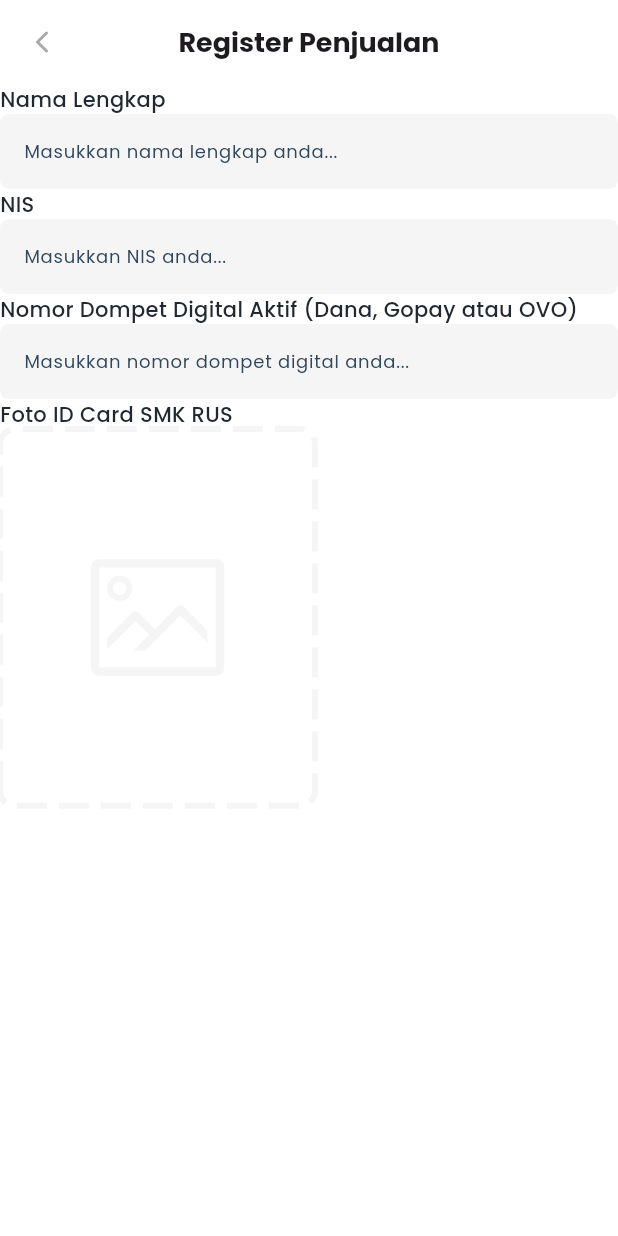
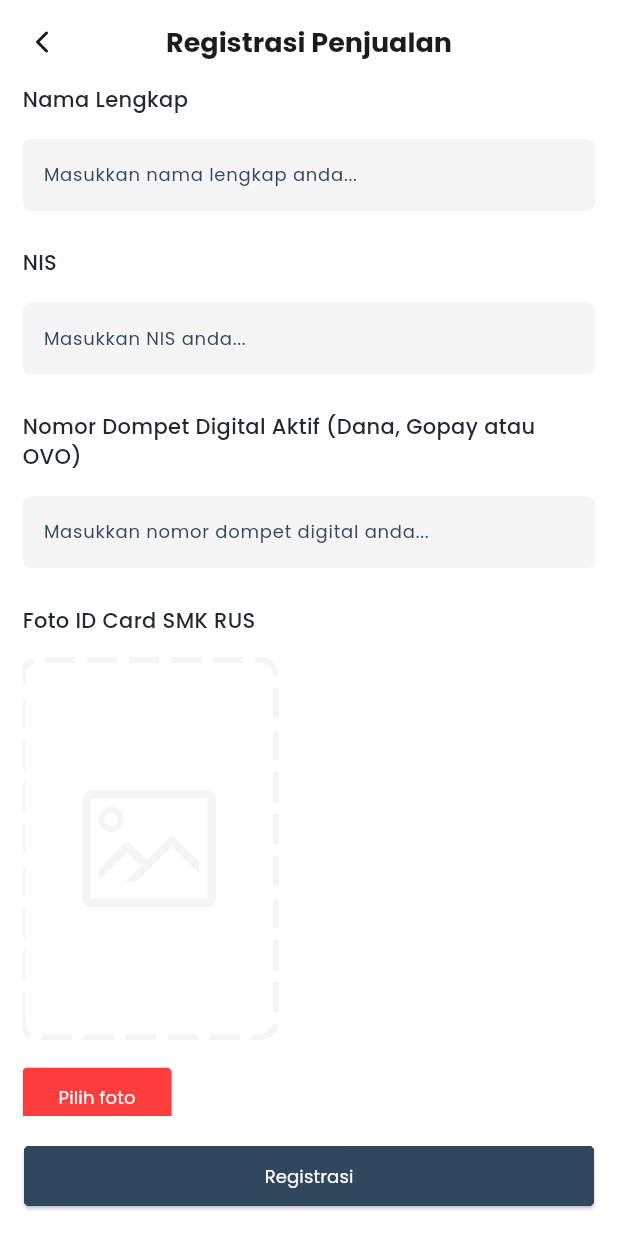
Before and after one commit to AufaNajid/RusConsign, a Flutter app: the RegisterSeller screen opened by its route, on a phone screen of 412 x 824 dp. Run offline on Flutter 3.47's test engine with Material 3 defaults, Android fonts, the phone set to English and light mode, and no system bars; drawn by our look-alikes of dotted_border; our stand-ins replace carousel_slider, firebase_auth, firebase_core, flutter_feather_icons, flutter_svg, get and 3 more; accounts and stored records are empty; network calls fail.

Commit message:
feat [Y2] Register Seller Page checkpoint

```diff
--- a/lib/registerSeller/register_seller.dart
+++ b/lib/registerSeller/register_seller.dart
@@ -1,8 +1,8 @@
 import 'package:dotted_border/dotted_border.dart';
 import 'package:flutter/material.dart';
-import 'package:flutter_feather_icons/flutter_feather_icons.dart';
+import 'package:flutter/widgets.dart';
 import 'package:flutter_svg/svg.dart';
-import 'package:rusconsign/detailPage/widgets/komponen.dart';
+import 'package:rusconsign/registerSeller/widgets/appbar.dart';
 import 'package:rusconsign/registerSeller/widgets/customtextfield.dart';
 import 'package:rusconsign/utils/app_responsive.dart';
 import 'package:rusconsign/utils/colors.dart';
@@ -14,30 +14,90 @@ class RegisterSeller extends StatelessWidget {
   @override
   Widget build(BuildContext context) {
     return Scaffold(
-      appBar: CustomAppBar(title: "Register Penjualan"),
+      bottomNavigationBar: BottomAppBar(
+        surfaceTintColor: Colors.transparent,
+    color: Colors.transparent,
+    child: Row(
+                children: [
+                  Expanded(
+                    child: ElevatedButton(
+                      onPressed: () {},
+                      style: ElevatedButton.styleFrom(
+                          backgroundColor: AppColors.button2,
+                          shape: BeveledRectangleBorder(
+                              borderRadius: BorderRadius.circular(2))),
+                      child: Text(
+                        "Registrasi",
+                        style: AppTextStyle().description(AppColors.background),
+                      ),
+                    ),
+                  ),
+                ],
+              )
+  ),
+      appBar: AppBarRegisterSeller(title: "Registrasi Penjualan"),
       backgroundColor: AppColors.background,
-      body: SingleChildScrollView(
+      body: Padding(
+        padding: const EdgeInsets.symmetric(horizontal: 15),
+        child: SingleChildScrollView(
           child: Column(
             crossAxisAlignment: CrossAxisAlignment.start,
+            children: [
+              Column(
+                crossAxisAlignment: CrossAxisAlignment.start,
+                mainAxisAlignment: MainAxisAlignment.spaceBetween,
                 children: [
                   Text(
                     "Nama Lengkap",
                     style: AppTextStyle().subHeader(AppColors.titleLine),
                   ),
-            TextFieldRegisterSeller(hintText: "Masukkan nama lengkap anda...",),
+                  SizedBox(
+                    height: AppResponsive().screenHeight(context)*0.02,
+                  ),
+                  TextFieldRegisterSeller(
+                hintText: "Masukkan nama lengkap anda...",
+              ),
+              SizedBox(height: AppResponsive().screenHeight(context)*0.03,)
+                ],
+              ),
+              Column(
+                crossAxisAlignment: CrossAxisAlignment.start,
+                mainAxisAlignment: MainAxisAlignment.spaceBetween,
+                children: [
                   Text(
                     "NIS",
                     style: AppTextStyle().subHeader(AppColors.titleLine),
                   ),
-            TextFieldRegisterSeller(hintText: "Masukkan NIS anda...",),
+                  SizedBox(
+                    height: AppResponsive().screenHeight(context)*0.02,
+                  ),
+                  TextFieldRegisterSellerNumber(
+                hintText: "Masukkan NIS anda...",
+              ),
+              SizedBox(height: AppResponsive().screenHeight(context)*0.03,)
+                ],
+              ),
+              Column(
+                crossAxisAlignment: CrossAxisAlignment.start,
+                mainAxisAlignment: MainAxisAlignment.spaceBetween,
+                children: [
                   Text(
                     "Nomor Dompet Digital Aktif (Dana, Gopay atau OVO)",
                     style: AppTextStyle().subHeader(AppColors.titleLine),
                   ),
-            TextFieldRegisterSeller(hintText: "Masukkan nomor dompet digital anda...",),
-            Text(
-              "Foto ID Card SMK RUS",
-              style: AppTextStyle().subHeader(AppColors.titleLine),
+                  SizedBox(
+                    height: AppResponsive().screenHeight(context)*0.02,
+                  ),
+                  TextFieldRegisterSellerNumber(
+                hintText: "Masukkan nomor dompet digital anda...",
+              ),
+              SizedBox(height: AppResponsive().screenHeight(context)*0.03,)
+                ],
+              ),
+              Text("Foto ID Card SMK RUS",
+              style: AppTextStyle().subHeader(AppColors.titleLine),),
+              SizedBox(
+                height: AppResponsive().screenHeight(context)*0.02,
               ),
               DottedBorder(
                 borderType: BorderType.RRect,
@@ -45,18 +105,36 @@ class RegisterSeller extends StatelessWidget {
                 strokeCap: StrokeCap.butt,
                 strokeWidth: 4,
                 color: AppColors.cardIconFill,
-              dashPattern: [20,8],
-              child:ClipRRect(
+                dashPattern: [20, 8],
+                child: ClipRRect(
                   borderRadius: BorderRadius.all(Radius.circular(12)),
                   child: SizedBox(
-      width: AppResponsive().screenWidth(context)*0.5,
-      height: AppResponsive().screenHeight(context)*0.3,
+                    width: AppResponsive().screenWidth(context) * 0.4,
+                    height: AppResponsive().screenHeight(context) * 0.3,
                     child: Center(
-        child: SvgPicture.asset("assets/images/clarity_picture-line.svg")),
+                        child: SvgPicture.asset(
+                            "assets/images/clarity_picture-line.svg")),
                   ),
                 ),
               ),
+              SizedBox(
+                height: AppResponsive().screenHeight(context)*0.02,
+              ),
+              ElevatedButton(
+                onPressed: () {},
+                style: ElevatedButton.styleFrom(
+                    backgroundColor: AppColors.activeIcon,
+                    shape: BeveledRectangleBorder(
+                        borderRadius: BorderRadius.circular(2))),
+                child: Text(
+                  "Pilih foto",
+                  style: AppTextStyle().description(AppColors.background),
+                ),
+              ),
+
+
             ],
+          ),
         ),
       ),
     );
--- a/lib/registerSeller/widgets/appbar.dart
+++ b/lib/registerSeller/widgets/appbar.dart
@@ -1,5 +1,6 @@
 import 'package:flutter/material.dart';
 import 'package:flutter_feather_icons/flutter_feather_icons.dart';
+import 'package:get/get.dart';
 import 'package:rusconsign/utils/colors.dart';
 
 class AppBarRegisterSeller extends StatelessWidget implements PreferredSizeWidget {
@@ -16,12 +17,13 @@ class AppBarRegisterSeller extends StatelessWidget implements PreferredSizeWidge
   Widget build(BuildContext context) {
     return AppBar(
       backgroundColor: AppColors.background,
-      surfaceTintColor: AppColors.background,
+      surfaceTintColor: Colors.white,
       elevation: null,
       leading: IconButton(
-        color: AppColors.bintang,
         icon: const Icon(FeatherIcons.chevronLeft),
-        onPressed: onBackPressed,
+        onPressed: () {
+          Get.back();
+        },
         iconSize: 24,
       ),
       title: Text(
@@ -36,5 +38,6 @@ class AppBarRegisterSeller extends StatelessWidget implements PreferredSizeWidge
   }
 
   @override
-  Size get preferredSize => Size.fromHeight(kToolbarHeight);
+  Size get preferredSize => const Size.fromHeight(kToolbarHeight);
+
 }
--- a/lib/registerSeller/widgets/customtextfield.dart
+++ b/lib/registerSeller/widgets/customtextfield.dart
@@ -1,11 +1,12 @@
 import 'package:flutter/material.dart';
+import 'package:flutter/services.dart';
 import 'package:rusconsign/utils/colors.dart';
 import 'package:rusconsign/utils/text_style.dart';
 
 class TextFieldRegisterSeller extends StatelessWidget {
   final String hintText;
 
-   const TextFieldRegisterSeller ({
+  const TextFieldRegisterSeller({
     Key? key,
     required this.hintText,
   }) : super(key: key);
@@ -13,18 +14,51 @@ class TextFieldRegisterSeller extends StatelessWidget {
   @override
   Widget build(BuildContext context) {
     return TextField(
+      style: AppTextStyle().descriptionBold(AppColors.description),
+      cursorColor: AppColors.hargaStat,
+      textAlign: TextAlign.left,
       decoration: InputDecoration(
+          contentPadding:
+              const EdgeInsets.symmetric(horizontal: 10, vertical: 10),
           border: OutlineInputBorder(
             borderRadius: BorderRadius.circular(6),
-          borderSide: BorderSide.none
+            borderSide: BorderSide.none,
           ),
           filled: true,
           fillColor: AppColors.cardIconFill,
-        focusColor: AppColors.cardIconFill,
           hintText: hintText,
           hintStyle: AppTextStyle().description(AppColors.description)),
-        textAlign: TextAlign.left,
-        style: AppTextStyle().description(AppColors.description),
     );
   }
 }
+
+class TextFieldRegisterSellerNumber extends StatelessWidget {
+  final String hintText;
+
+  const TextFieldRegisterSellerNumber({
+    Key? key,
+    required this.hintText,
+  }) : super(key: key);
+
+  @override
+  Widget build(BuildContext context) {
+    return TextField(
+      keyboardType: TextInputType.number,
+      inputFormatters: [FilteringTextInputFormatter.allow(RegExp(r'[0-9]'))],
+      style: AppTextStyle().descriptionBold(AppColors.description),
+      cursorColor: AppColors.hargaStat,
+      textAlign: TextAlign.left,
+      decoration: InputDecoration(
+          contentPadding:
+              const EdgeInsets.symmetric(horizontal: 10, vertical: 10),
+          border: OutlineInputBorder(
+            borderRadius: BorderRadius.circular(6),
+            borderSide: BorderSide.none,
+          ),
+          filled: true,
+          fillColor: AppColors.cardIconFill,
+          hintText: hintText,
+          hintStyle: AppTextStyle().description(AppColors.description)),
+    );
+  }
+}
```
Lines whose indentation alone changed are shown as unchanged.
